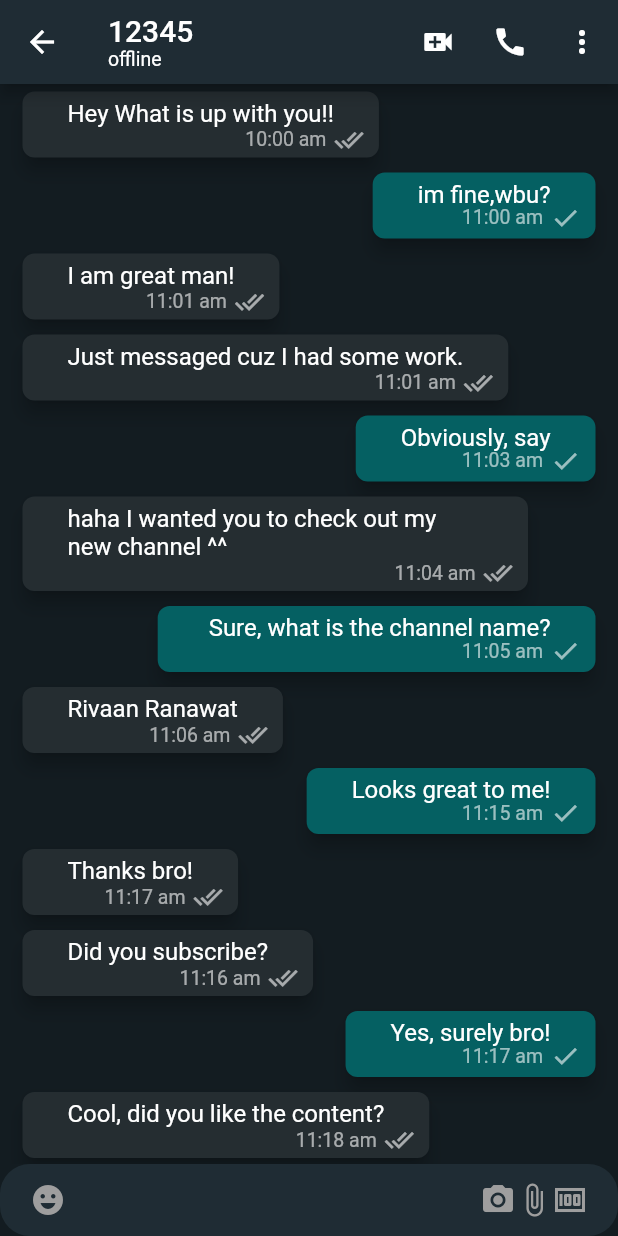
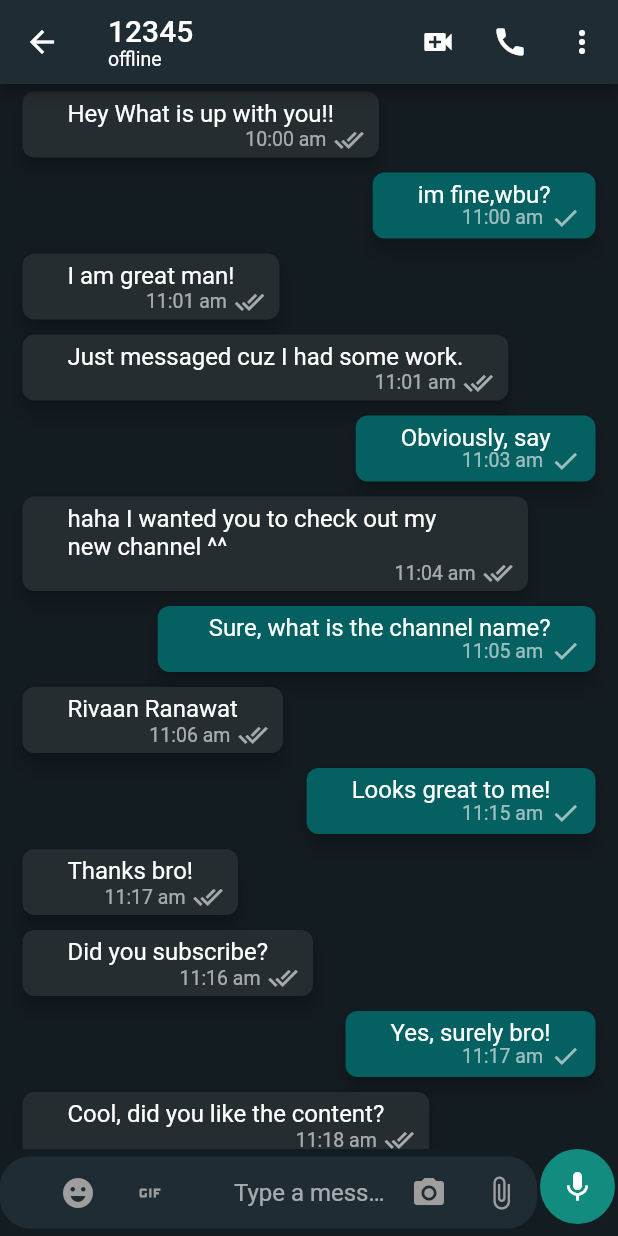
Before and after one commit to DRucci-88/Whatsapp-Clone-Flutter, a Flutter app: the MobileChatScreen screen opened directly, on a phone screen of 412 x 824 dp. Run offline on Flutter 3.47's test engine with Material 2 defaults, Android fonts, the phone set to English and light mode, and no system bars; our stand-ins replace cloud_firestore, country_picker, firebase_auth, firebase_core, firebase_storage, flutter_contacts and 2 more; accounts and stored records are empty.

Commit message:
Update Bottom Chat Field

```diff
--- a/lib/screens/mobile_chat_screen.dart
+++ b/lib/features/chat/screens/mobile_chat_screen.dart
@@ -3,6 +3,7 @@ import 'package:flutter_riverpod/flutter_riverpod.dart';
 import 'package:whatsapp_clone/colors.dart';
 import 'package:whatsapp_clone/common/widgets/loader.dart';
 import 'package:whatsapp_clone/features/auth/controller/auth_controller.dart';
+import 'package:whatsapp_clone/features/chat/widgets/bottom_chat_field.dart';
 import 'package:whatsapp_clone/models/user_model.dart';
 import 'package:whatsapp_clone/widgets/chat_list.dart';
 
@@ -62,35 +63,7 @@ class MobileChatScreen extends ConsumerWidget {
       body: Column(
         children: [
           const Expanded(child: ChatList()),
-          TextField(
-            decoration: InputDecoration(
-                filled: true,
-                fillColor: mobileChatBoxColor,
-                prefixIcon: const Padding(
-                  padding: EdgeInsets.symmetric(horizontal: 20),
-                  child: Icon(Icons.emoji_emotions, color: Colors.grey),
-                ),
-                suffixIcon: Padding(
-                  padding: const EdgeInsets.symmetric(horizontal: 20),
-                  child: Row(
-                    mainAxisAlignment: MainAxisAlignment.end,
-                    children: const [
-                      Icon(Icons.camera_alt, color: Colors.grey),
-                      Icon(Icons.attach_file, color: Colors.grey),
-                      Icon(Icons.money, color: Colors.grey),
-                    ],
-                  ),
-                ),
-                hintText: 'Type a message',
-                border: OutlineInputBorder(
-                  borderRadius: BorderRadius.circular(20),
-                  borderSide: const BorderSide(
-                    width: 0,
-                    style: BorderStyle.none,
-                  ),
-                ),
-                contentPadding: const EdgeInsets.all(10)),
-          )
+          const BottomChatField(),
         ],
       ),
     );
--- /dev/null
+++ b/lib/features/chat/widgets/bottom_chat_field.dart
@@ -0,0 +1,131 @@
+import 'package:flutter/material.dart';
+import 'package:whatsapp_clone/colors.dart';
+
+class BottomChatField extends StatefulWidget {
+  const BottomChatField({
+    super.key,
+  });
+
+  @override
+  State<BottomChatField> createState() => _BottomChatFieldState();
+}
+
+class _BottomChatFieldState extends State<BottomChatField> {
+  final _inputText = TextEditingController();
+  late FocusNode _inputFocusNode;
+
+  final _isShowSendButton = ValueNotifier<bool>(false);
+
+  @override
+  void initState() {
+    /// Listener for switch send and mic button
+    _inputText.addListener(() {
+      debugPrint('input node');
+      if (_inputText.text.isNotEmpty && _isShowSendButton.value == false) {
+        _isShowSendButton.value = true;
+      }
+      if (_inputText.text.isEmpty && _isShowSendButton.value == true) {
+        _isShowSendButton.value = false;
+      }
+    });
+    _inputFocusNode = FocusNode();
+    super.initState();
+  }
+
+  @override
+  void dispose() {
+    _inputText.dispose();
+    _inputFocusNode.dispose();
+    _isShowSendButton.dispose();
+    super.dispose();
+  }
+
+  @override
+  Widget build(BuildContext context) {
+    return Row(
+      children: [
+        Expanded(
+          child: TextFormField(
+            focusNode: _inputFocusNode,
+            controller: _inputText,
+            decoration: InputDecoration(
+              filled: true,
+              fillColor: mobileChatBoxColor,
+              prefixIcon: Padding(
+                padding: const EdgeInsets.symmetric(horizontal: 28.0),
+                child: SizedBox(
+                  width: 100,
+                  child: Row(
+                    children: [
+                      IconButton(
+                        onPressed: () {},
+                        icon: const Icon(Icons.emoji_emotions,
+                            color: Colors.grey),
+                      ),
+                      IconButton(
+                        onPressed: () {},
+                        icon: const Icon(Icons.gif, color: Colors.grey),
+                      ),
+                    ],
+                  ),
+                ),
+              ),
+              suffixIcon: SizedBox(
+                width: 100,
+                child: Row(
+                  mainAxisAlignment: MainAxisAlignment.end,
+                  children: [
+                    ValueListenableBuilder(
+                      valueListenable: _isShowSendButton,
+                      builder: (context, value, child) {
+                        if (value == true) return Container();
+                        return IconButton(
+                          onPressed: () {},
+                          icon:
+                              const Icon(Icons.camera_alt, color: Colors.grey),
+                        );
+                      },
+                    ),
+                    IconButton(
+                      onPressed: () {},
+                      icon: const Icon(Icons.attach_file, color: Colors.grey),
+                    ),
+                  ],
+                ),
+              ),
+              hintText: 'Type a message',
+              border: OutlineInputBorder(
+                borderRadius: BorderRadius.circular(20),
+                borderSide: const BorderSide(
+                  width: 0,
+                  style: BorderStyle.none,
+                ),
+              ),
+              contentPadding: const EdgeInsets.all(10),
+            ),
+          ),
+        ),
+        Padding(
+          padding: const EdgeInsets.only(
+            bottom: 8,
+            right: 2,
+            left: 2,
+          ),
+          child: ValueListenableBuilder(
+            valueListenable: _isShowSendButton,
+            builder: (context, value, child) {
+              return CircleAvatar(
+                backgroundColor: const Color(0xFF128C7E),
+                radius: 25,
+                child: Icon(
+                  value ? Icons.send : Icons.mic,
+                  color: Colors.white,
+                ),
+              );
+            },
+          ),
+        )
+      ],
+    );
+  }
+}
--- a/lib/features/select_contacts/repository/select_contact_repository.dart
+++ b/lib/features/select_contacts/repository/select_contact_repository.dart
@@ -5,7 +5,7 @@ import 'package:flutter_contacts/flutter_contacts.dart';
 import 'package:flutter_riverpod/flutter_riverpod.dart';
 import 'package:whatsapp_clone/common/utils/utils.dart';
 import 'package:whatsapp_clone/models/user_model.dart';
-import 'package:whatsapp_clone/screens/mobile_chat_screen.dart';
+import 'package:whatsapp_clone/features/chat/screens/mobile_chat_screen.dart';
 
 final selectContactsRepositoryProvider = Provider((ref) {
   return SelectContactRepository(firestore: FirebaseFirestore.instance);
--- a/lib/router.dart
+++ b/lib/router.dart
@@ -4,7 +4,7 @@ import 'package:whatsapp_clone/features/auth/screens/login_screens.dart';
 import 'package:whatsapp_clone/features/auth/screens/otp_screen.dart';
 import 'package:whatsapp_clone/features/auth/screens/user_information_screen.dart';
 import 'package:whatsapp_clone/features/select_contacts/screens/select_contacts_screen.dart';
-import 'package:whatsapp_clone/screens/mobile_chat_screen.dart';
+import 'package:whatsapp_clone/features/chat/screens/mobile_chat_screen.dart';
 
 Route<dynamic> generateRoute(RouteSettings settings) {
   switch (settings.name) {
--- a/lib/widgets/contacts_list.dart
+++ b/lib/widgets/contacts_list.dart
@@ -1,7 +1,7 @@
 import 'package:flutter/material.dart';
 import 'package:whatsapp_clone/colors.dart';
 import 'package:whatsapp_clone/info.dart';
-import 'package:whatsapp_clone/screens/mobile_chat_screen.dart';
+import 'package:whatsapp_clone/features/chat/screens/mobile_chat_screen.dart';
 
 class ContactsList extends StatelessWidget {
   const ContactsList({super.key});
```
Also changed, not shown: pubspec.lock.
